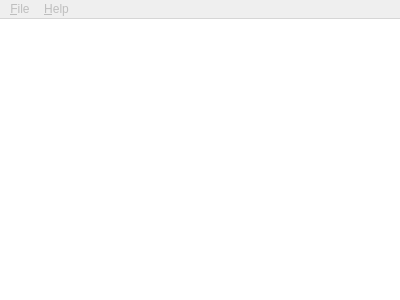
jurplel/qView, file mainwindow.ui: the form before one commit.
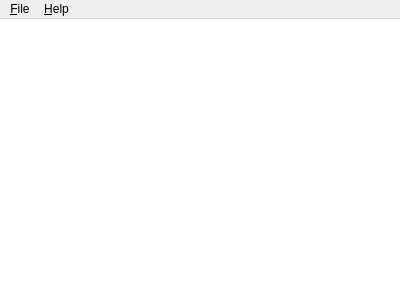
The form after the commit.

The edit to the form file:
```diff
--- a/mainwindow.ui
+++ b/mainwindow.ui
@@ -62,7 +62,7 @@
   </widget>
   <widget class="QMenuBar" name="menuBar">
    <property name="enabled">
-    <bool>false</bool>
+    <bool>true</bool>
    </property>
    <property name="geometry">
     <rect>
```
Left out of the diff: 23 changed lines with no effect on the pictures.
